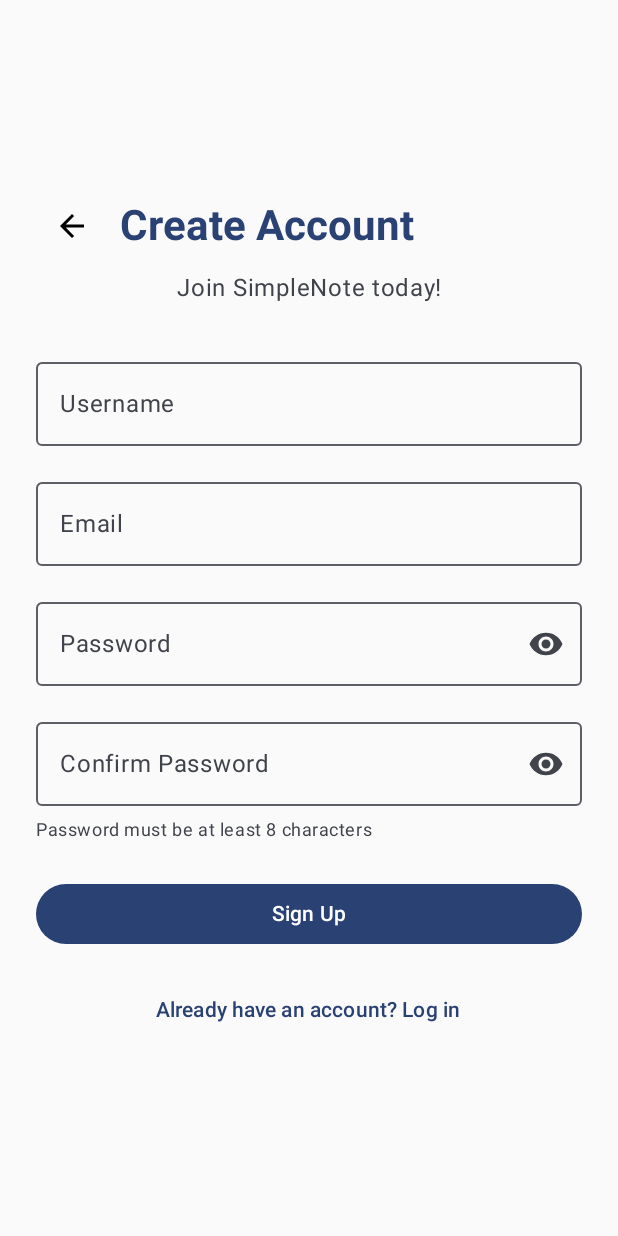
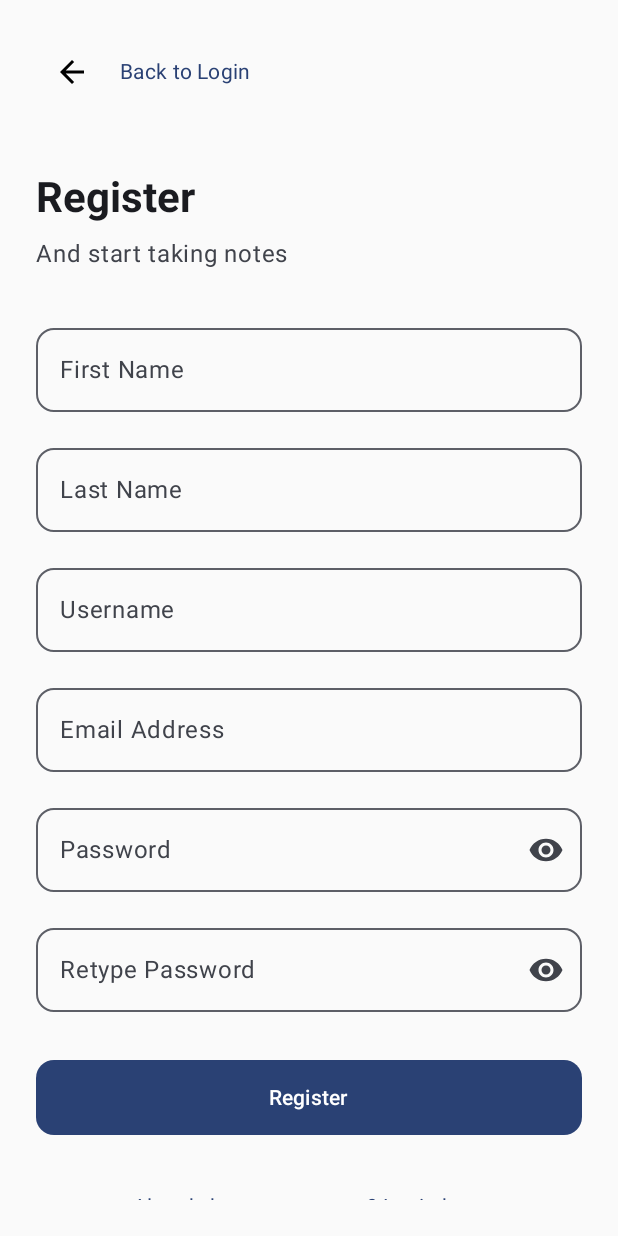
Before and after one commit to mohamadaminkarami/SimpleNoteClient, an Android app built with Jetpack Compose: the RegisterScreen screen opened through its navigation route, on a phone screen of 412 x 824 dp. Run offline under Robolectric (Android 15) with nearby library versions, the phone set to English and light mode, and no system bars; our stand-ins replace Dagger/Hilt's generated code.

Commit message:
Polish login and registration UI to match Figma design

```diff
--- a/Android/app/src/main/java/com/example/simplenote/data/repository/AuthRepositoryImpl.kt
+++ b/Android/app/src/main/java/com/example/simplenote/data/repository/AuthRepositoryImpl.kt
@@ -48,10 +48,10 @@ class AuthRepositoryImpl @Inject constructor(
         }
     }
 
-    override suspend fun register(username: String, email: String, password: String): AuthResult {
+    override suspend fun register(firstName: String, lastName: String, username: String, email: String, password: String): AuthResult {
         return try {
             val response = authApiService.register(
-                RegisterRequest(username, email, password)
+                RegisterRequest(username, email, password, firstName, lastName)
             )
 
             if (response.isSuccessful) {
--- a/Android/app/src/main/java/com/example/simplenote/domain/repository/AuthRepository.kt
+++ b/Android/app/src/main/java/com/example/simplenote/domain/repository/AuthRepository.kt
@@ -6,7 +6,7 @@ import kotlinx.coroutines.flow.Flow
 
 interface AuthRepository {
     suspend fun login(username: String, password: String): AuthResult
-    suspend fun register(username: String, email: String, password: String): AuthResult
+    suspend fun register(firstName: String, lastName: String, username: String, email: String, password: String): AuthResult
     suspend fun logout()
     suspend fun refreshToken(): AuthResult
     fun getCurrentUser(): Flow<User?>
--- a/Android/app/src/main/java/com/example/simplenote/presentation/auth/AuthViewModel.kt
+++ b/Android/app/src/main/java/com/example/simplenote/presentation/auth/AuthViewModel.kt
@@ -26,6 +26,12 @@ class AuthViewModel @Inject constructor(
 
     fun onEvent(event: AuthEvent) {
         when (event) {
+            is AuthEvent.FirstNameChanged -> {
+                state = state.copy(firstName = event.firstName)
+            }
+            is AuthEvent.LastNameChanged -> {
+                state = state.copy(lastName = event.lastName)
+            }
             is AuthEvent.UsernameChanged -> {
                 state = state.copy(username = event.username)
             }
@@ -86,7 +92,7 @@ class AuthViewModel @Inject constructor(
         viewModelScope.launch {
             state = state.copy(isLoading = true, error = null)
 
-            when (val result = authRepository.register(state.username, state.email, state.password)) {
+            when (val result = authRepository.register(state.firstName, state.lastName, state.username, state.email, state.password)) {
                 is AuthResult.Success -> {
                     state = state.copy(isLoading = false)
                     _uiEvent.emit(AuthUiEvent.RegisterSuccess)
@@ -117,6 +123,14 @@ class AuthViewModel @Inject constructor(
     }
 
     private fun validateRegisterInput(): Boolean {
+        if (state.firstName.isBlank()) {
+            state = state.copy(error = "First name cannot be empty")
+            return false
+        }
+        if (state.lastName.isBlank()) {
+            state = state.copy(error = "Last name cannot be empty")
+            return false
+        }
         if (state.username.isBlank()) {
             state = state.copy(error = "Username cannot be empty")
             return false
@@ -146,6 +160,8 @@ class AuthViewModel @Inject constructor(
 }
 
 data class AuthState(
+    val firstName: String = "",
+    val lastName: String = "",
     val username: String = "",
     val email: String = "",
     val password: String = "",
@@ -157,6 +173,8 @@ data class AuthState(
 )
 
 sealed class AuthEvent {
+    data class FirstNameChanged(val firstName: String) : AuthEvent()
+    data class LastNameChanged(val lastName: String) : AuthEvent()
     data class UsernameChanged(val username: String) : AuthEvent()
     data class EmailChanged(val email: String) : AuthEvent()
     data class PasswordChanged(val password: String) : AuthEvent()
--- a/Android/app/src/main/java/com/example/simplenote/presentation/auth/LoginScreen.kt
+++ b/Android/app/src/main/java/com/example/simplenote/presentation/auth/LoginScreen.kt
@@ -2,6 +2,7 @@ package com.example.simplenote.presentation.auth
 
 import androidx.compose.foundation.layout.*
 import androidx.compose.foundation.rememberScrollState
+import androidx.compose.foundation.shape.RoundedCornerShape
 import androidx.compose.foundation.text.KeyboardActions
 import androidx.compose.foundation.text.KeyboardOptions
 import androidx.compose.foundation.verticalScroll
@@ -13,6 +14,7 @@ import androidx.compose.runtime.*
 import androidx.compose.ui.Alignment
 import androidx.compose.ui.Modifier
 import androidx.compose.ui.focus.FocusDirection
+import androidx.compose.ui.graphics.Color
 import androidx.compose.ui.platform.LocalFocusManager
 import androidx.compose.ui.text.font.FontWeight
 import androidx.compose.ui.text.input.ImeAction
@@ -21,6 +23,7 @@ import androidx.compose.ui.text.input.PasswordVisualTransformation
 import androidx.compose.ui.text.input.VisualTransformation
 import androidx.compose.ui.text.style.TextAlign
 import androidx.compose.ui.unit.dp
+import androidx.compose.ui.unit.sp
 import androidx.hilt.navigation.compose.hiltViewModel
 
 @OptIn(ExperimentalMaterial3Api::class)
@@ -64,35 +67,41 @@ fun LoginScreen(
         horizontalAlignment = Alignment.CenterHorizontally,
         verticalArrangement = Arrangement.Center
     ) {
-        // App Title
+        // Main Title
         Text(
-            text = "SimpleNote",
-            style = MaterialTheme.typography.headlineLarge,
-            fontWeight = FontWeight.Bold,
-            color = MaterialTheme.colorScheme.primary
+            text = "Let's Login",
+            style = MaterialTheme.typography.headlineLarge.copy(
+                fontSize = 28.sp,
+                fontWeight = FontWeight.Bold
+            ),
+            color = MaterialTheme.colorScheme.onSurface
         )
 
         Spacer(modifier = Modifier.height(8.dp))
 
+        // Subtitle
         Text(
-            text = "Welcome back!",
-            style = MaterialTheme.typography.bodyLarge,
+            text = "And notes your idea",
+            style = MaterialTheme.typography.bodyLarge.copy(
+                fontSize = 16.sp
+            ),
             color = MaterialTheme.colorScheme.onSurfaceVariant
         )
 
-        Spacer(modifier = Modifier.height(32.dp))
+        Spacer(modifier = Modifier.height(40.dp))
 
-        // Username Field
+        // Email Address Field
         OutlinedTextField(
             value = state.username,
             onValueChange = { viewModel.onEvent(AuthEvent.UsernameChanged(it)) },
-            label = { Text("Username") },
-            placeholder = { Text("Enter your username") },
+            label = { Text("Email Address") },
+            placeholder = { Text("Example: john@example.com") },
             modifier = Modifier.fillMaxWidth(),
             singleLine = true,
             enabled = !state.isLoading,
+            shape = RoundedCornerShape(12.dp),
             keyboardOptions = KeyboardOptions(
-                keyboardType = KeyboardType.Text,
+                keyboardType = KeyboardType.Email,
                 imeAction = ImeAction.Next
             ),
             keyboardActions = KeyboardActions(
@@ -107,10 +116,11 @@ fun LoginScreen(
             value = state.password,
             onValueChange = { viewModel.onEvent(AuthEvent.PasswordChanged(it)) },
             label = { Text("Password") },
-            placeholder = { Text("Enter your password") },
+            placeholder = { Text("••••••••") },
             modifier = Modifier.fillMaxWidth(),
             singleLine = true,
             enabled = !state.isLoading,
+            shape = RoundedCornerShape(12.dp),
             visualTransformation = if (state.isPasswordVisible) {
                 VisualTransformation.None
             } else {
@@ -146,33 +156,66 @@ fun LoginScreen(
             )
         )
 
-        Spacer(modifier = Modifier.height(24.dp))
+        Spacer(modifier = Modifier.height(32.dp))
 
         // Login Button
         Button(
             onClick = { viewModel.onEvent(AuthEvent.Login) },
-            modifier = Modifier.fillMaxWidth(),
-            enabled = !state.isLoading
+            modifier = Modifier
+                .fillMaxWidth()
+                .height(50.dp),
+            enabled = !state.isLoading,
+            shape = RoundedCornerShape(12.dp),
+            colors = ButtonDefaults.buttonColors(
+                containerColor = MaterialTheme.colorScheme.primary,
+                contentColor = Color.White
+            )
         ) {
             if (state.isLoading) {
                 CircularProgressIndicator(
                     modifier = Modifier.size(20.dp),
                     strokeWidth = 2.dp,
-                    color = MaterialTheme.colorScheme.onPrimary
+                    color = Color.White
                 )
             } else {
-                Text("Log In")
+                Text(
+                    text = "Login",
+                    style = MaterialTheme.typography.labelLarge.copy(
+                        fontWeight = FontWeight.SemiBold
+                    )
+                )
             }
         }
 
-        Spacer(modifier = Modifier.height(16.dp))
+        Spacer(modifier = Modifier.height(24.dp))
+
+        // Divider
+        Row(
+            modifier = Modifier.fillMaxWidth(),
+            verticalAlignment = Alignment.CenterVertically
+        ) {
+            Divider(modifier = Modifier.weight(1f))
+            Text(
+                text = "Or",
+                modifier = Modifier.padding(horizontal = 16.dp),
+                color = MaterialTheme.colorScheme.onSurfaceVariant,
+                style = MaterialTheme.typography.bodyMedium
+            )
+            Divider(modifier = Modifier.weight(1f))
+        }
+
+        Spacer(modifier = Modifier.height(24.dp))
 
         // Register Link
         TextButton(
             onClick = onNavigateToRegister,
             enabled = !state.isLoading
         ) {
-            Text("Don't have an account? Sign up")
+            Text(
+                text = "Don't have any account? Register here",
+                color = MaterialTheme.colorScheme.primary,
+                style = MaterialTheme.typography.bodyMedium
+            )
         }
 
         // Error Message
@@ -183,7 +226,8 @@ fun LoginScreen(
                 modifier = Modifier.fillMaxWidth(),
                 colors = CardDefaults.cardColors(
                     containerColor = MaterialTheme.colorScheme.errorContainer
-                )
+                ),
+                shape = RoundedCornerShape(12.dp)
             ) {
                 Text(
                     text = state.error,
--- a/Android/app/src/main/java/com/example/simplenote/presentation/auth/RegisterScreen.kt
+++ b/Android/app/src/main/java/com/example/simplenote/presentation/auth/RegisterScreen.kt
@@ -2,6 +2,7 @@ package com.example.simplenote.presentation.auth
 
 import androidx.compose.foundation.layout.*
 import androidx.compose.foundation.rememberScrollState
+import androidx.compose.foundation.shape.RoundedCornerShape
 import androidx.compose.foundation.text.KeyboardActions
 import androidx.compose.foundation.text.KeyboardOptions
 import androidx.compose.foundation.verticalScroll
@@ -14,6 +15,7 @@ import androidx.compose.runtime.*
 import androidx.compose.ui.Alignment
 import androidx.compose.ui.Modifier
 import androidx.compose.ui.focus.FocusDirection
+import androidx.compose.ui.graphics.Color
 import androidx.compose.ui.platform.LocalFocusManager
 import androidx.compose.ui.text.font.FontWeight
 import androidx.compose.ui.text.input.ImeAction
@@ -22,6 +24,7 @@ import androidx.compose.ui.text.input.PasswordVisualTransformation
 import androidx.compose.ui.text.input.VisualTransformation
 import androidx.compose.ui.text.style.TextAlign
 import androidx.compose.ui.unit.dp
+import androidx.compose.ui.unit.sp
 import androidx.hilt.navigation.compose.hiltViewModel
 
 @OptIn(ExperimentalMaterial3Api::class)
@@ -62,12 +65,13 @@ fun RegisterScreen(
             .fillMaxSize()
             .padding(24.dp)
             .verticalScroll(rememberScrollState()),
-        horizontalAlignment = Alignment.CenterHorizontally,
-        verticalArrangement = Arrangement.Center
+        horizontalAlignment = Alignment.CenterHorizontally
     ) {
         // Back button and title
         Row(
-            modifier = Modifier.fillMaxWidth(),
+            modifier = Modifier
+                .fillMaxWidth()
+                .padding(bottom = 16.dp),
             verticalAlignment = Alignment.CenterVertically
         ) {
             IconButton(
@@ -76,41 +80,98 @@ fun RegisterScreen(
             ) {
                 Icon(
                     imageVector = Icons.Default.ArrowBack,
-                    contentDescription = "Back"
+                    contentDescription = "Back to Login"
                 )
             }
 
             Spacer(modifier = Modifier.width(8.dp))
 
             Text(
-                text = "Create Account",
-                style = MaterialTheme.typography.headlineMedium,
-                fontWeight = FontWeight.Bold,
+                text = "Back to Login",
+                style = MaterialTheme.typography.bodyMedium,
                 color = MaterialTheme.colorScheme.primary
             )
         }
 
+        Spacer(modifier = Modifier.height(24.dp))
+
+        // Main Title
+        Text(
+            text = "Register",
+            style = MaterialTheme.typography.headlineLarge.copy(
+                fontSize = 28.sp,
+                fontWeight = FontWeight.Bold
+            ),
+            color = MaterialTheme.colorScheme.onSurface,
+            modifier = Modifier.fillMaxWidth()
+        )
+
         Spacer(modifier = Modifier.height(8.dp))
 
+        // Subtitle
         Text(
-            text = "Join SimpleNote today!",
-            style = MaterialTheme.typography.bodyLarge,
+            text = "And start taking notes",
+            style = MaterialTheme.typography.bodyLarge.copy(
+                fontSize = 16.sp
+            ),
             color = MaterialTheme.colorScheme.onSurfaceVariant,
-            modifier = Modifier.fillMaxWidth(),
-            textAlign = TextAlign.Center
+            modifier = Modifier.fillMaxWidth()
         )
 
         Spacer(modifier = Modifier.height(32.dp))
+
+        // First Name Field
+        OutlinedTextField(
+            value = state.firstName,
+            onValueChange = { viewModel.onEvent(AuthEvent.FirstNameChanged(it)) },
+            label = { Text("First Name") },
+            placeholder = { Text("Example: John") },
+            modifier = Modifier.fillMaxWidth(),
+            singleLine = true,
+            enabled = !state.isLoading,
+            shape = RoundedCornerShape(12.dp),
+            keyboardOptions = KeyboardOptions(
+                keyboardType = KeyboardType.Text,
+                imeAction = ImeAction.Next
+            ),
+            keyboardActions = KeyboardActions(
+                onNext = { focusManager.moveFocus(FocusDirection.Down) }
+            )
+        )
+
+        Spacer(modifier = Modifier.height(16.dp))
+
+        // Last Name Field
+        OutlinedTextField(
+            value = state.lastName,
+            onValueChange = { viewModel.onEvent(AuthEvent.LastNameChanged(it)) },
+            label = { Text("Last Name") },
+            placeholder = { Text("Example: Doe") },
+            modifier = Modifier.fillMaxWidth(),
+            singleLine = true,
+            enabled = !state.isLoading,
+            shape = RoundedCornerShape(12.dp),
+            keyboardOptions = KeyboardOptions(
+                keyboardType = KeyboardType.Text,
+                imeAction = ImeAction.Next
+            ),
+            keyboardActions = KeyboardActions(
+                onNext = { focusManager.moveFocus(FocusDirection.Down) }
+            )
+        )
+
+        Spacer(modifier = Modifier.height(16.dp))
 
         // Username Field
         OutlinedTextField(
             value = state.username,
             onValueChange = { viewModel.onEvent(AuthEvent.UsernameChanged(it)) },
             label = { Text("Username") },
-            placeholder = { Text("Choose a username") },
+            placeholder = { Text("Example: @johndoe") },
             modifier = Modifier.fillMaxWidth(),
             singleLine = true,
             enabled = !state.isLoading,
+            shape = RoundedCornerShape(12.dp),
             keyboardOptions = KeyboardOptions(
                 keyboardType = KeyboardType.Text,
                 imeAction = ImeAction.Next
@@ -126,11 +187,12 @@ fun RegisterScreen(
         OutlinedTextField(
             value = state.email,
             onValueChange = { viewModel.onEvent(AuthEvent.EmailChanged(it)) },
-            label = { Text("Email") },
-            placeholder = { Text("Enter your email") },
+            label = { Text("Email Address") },
+            placeholder = { Text("Example: john@example.com") },
             modifier = Modifier.fillMaxWidth(),
             singleLine = true,
             enabled = !state.isLoading,
+            shape = RoundedCornerShape(12.dp),
             keyboardOptions = KeyboardOptions(
                 keyboardType = KeyboardType.Email,
                 imeAction = ImeAction.Next
@@ -147,10 +209,11 @@ fun RegisterScreen(
             value = state.password,
             onValueChange = { viewModel.onEvent(AuthEvent.PasswordChanged(it)) },
             label = { Text("Password") },
-            placeholder = { Text("Create a password") },
+            placeholder = { Text("••••••••") },
             modifier = Modifier.fillMaxWidth(),
             singleLine = true,
             enabled = !state.isLoading,
+            shape = RoundedCornerShape(12.dp),
             visualTransformation = if (state.isPasswordVisible) {
                 VisualTransformation.None
             } else {
@@ -189,11 +252,12 @@ fun RegisterScreen(
         OutlinedTextField(
             value = state.confirmPassword,
             onValueChange = { viewModel.onEvent(AuthEvent.ConfirmPasswordChanged(it)) },
-            label = { Text("Confirm Password") },
-            placeholder = { Text("Confirm your password") },
+            label = { Text("Retype Password") },
+            placeholder = { Text("••••••••") },
             modifier = Modifier.fillMaxWidth(),
             singleLine = true,
             enabled = !state.isLoading,
+            shape = RoundedCornerShape(12.dp),
             visualTransformation = if (state.isConfirmPasswordVisible) {
                 VisualTransformation.None
             } else {
@@ -229,43 +293,49 @@ fun RegisterScreen(
             )
         )
 
-        Spacer(modifier = Modifier.height(8.dp))
-
-        // Password hint
-        Text(
-            text = "Password must be at least 8 characters",
-            style = MaterialTheme.typography.bodySmall,
-            color = MaterialTheme.colorScheme.onSurfaceVariant,
-            modifier = Modifier.fillMaxWidth()
-        )
-
-        Spacer(modifier = Modifier.height(24.dp))
+        Spacer(modifier = Modifier.height(32.dp))
 
         // Register Button
         Button(
             onClick = { viewModel.onEvent(AuthEvent.Register) },
-            modifier = Modifier.fillMaxWidth(),
-            enabled = !state.isLoading
+            modifier = Modifier
+                .fillMaxWidth()
+                .height(50.dp),
+            enabled = !state.isLoading,
+            shape = RoundedCornerShape(12.dp),
+            colors = ButtonDefaults.buttonColors(
+                containerColor = MaterialTheme.colorScheme.primary,
+                contentColor = Color.White
+            )
         ) {
             if (state.isLoading) {
                 CircularProgressIndicator(
                     modifier = Modifier.size(20.dp),
                     strokeWidth = 2.dp,
-                    color = MaterialTheme.colorScheme.onPrimary
+                    color = Color.White
                 )
             } else {
-                Text("Sign Up")
+                Text(
+                    text = "Register",
+                    style = MaterialTheme.typography.labelLarge.copy(
+                        fontWeight = FontWeight.SemiBold
+                    )
+                )
             }
         }
 
-        Spacer(modifier = Modifier.height(16.dp))
+        Spacer(modifier = Modifier.height(24.dp))
 
         // Login Link
         TextButton(
             onClick = onNavigateBack,
             enabled = !state.isLoading
         ) {
-            Text("Already have an account? Log in")
+            Text(
+                text = "Already have an account? Login here",
+                color = MaterialTheme.colorScheme.primary,
+                style = MaterialTheme.typography.bodyMedium
+            )
         }
 
         // Error Message
@@ -276,7 +346,8 @@ fun RegisterScreen(
                 modifier = Modifier.fillMaxWidth(),
                 colors = CardDefaults.cardColors(
                     containerColor = MaterialTheme.colorScheme.errorContainer
-                )
+                ),
+                shape = RoundedCornerShape(12.dp)
             ) {
                 Text(
                     text = state.error,
--- a/Android/app/src/main/java/com/example/simplenote/ui/theme/Color.kt
+++ b/Android/app/src/main/java/com/example/simplenote/ui/theme/Color.kt
@@ -2,10 +2,18 @@ package com.example.simplenote.ui.theme
 
 import androidx.compose.ui.graphics.Color
 
-val Purple80 = Color(0xFFD0BCFF)
+// Primary colors matching Figma design
+val Purple80 = Color(0xFFB39DDB)
 val PurpleGrey80 = Color(0xFFCCC2DC)
 val Pink80 = Color(0xFFEFB8C8)
 
-val Purple40 = Color(0xFF6650a4)
+val Purple40 = Color(0xFF6366F1) // Main purple from design
 val PurpleGrey40 = Color(0xFF625b71)
 val Pink40 = Color(0xFF7D5260)
+
+// Additional colors for the design
+val PrimaryBlue = Color(0xFF6366F1) // Purple-blue from design
+val SecondaryBlue = Color(0xFF8B5CF6) // Slightly different purple
+val BackgroundLight = Color(0xFFFAFAFA)
+val TextGray = Color(0xFF6B7280)
+val TextDark = Color(0xFF1F2937)
```
